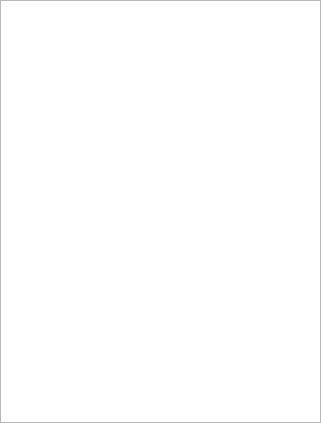
First picture: the form in JChat/SearchUser.ui, repository jpush/jchat-windows, before the edit.
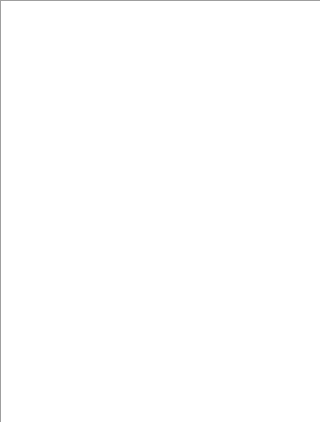
Second picture: the form after the edit.

Diff of the .ui file:
```diff
--- a/JChat/SearchUser.ui
+++ b/JChat/SearchUser.ui
@@ -29,7 +29,7 @@
    <item>
     <widget class="QListView" name="listView">
      <property name="frameShape">
-      <enum>QFrame::StyledPanel</enum>
+      <enum>QFrame::Panel</enum>
      </property>
      <property name="editTriggers">
       <set>QAbstractItemView::NoEditTriggers</set>
```
